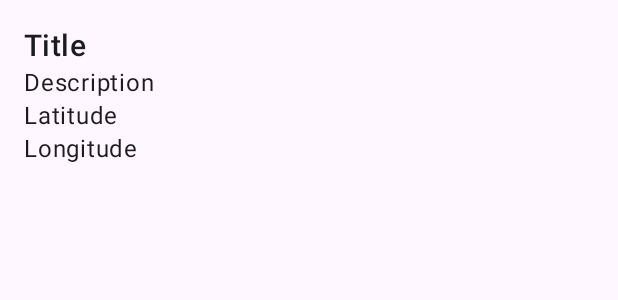
After one commit to Deyuhnat/CleanApp, an Android app: the layout marker_item.xml on its own in the app's theme, with its tools: preview values and no code run, on a phone screen of 412 x 824 dp. The commit adds this screen. Shown: the top 300 px of the screen. Run offline under Robolectric (Android 15) with nearby library versions, the phone set to English and light mode, and no system bars.

Commit message:
ListMarker_navbar

```diff
--- a/app/build.gradle.kts
+++ b/app/build.gradle.kts
@@ -49,7 +49,7 @@ dependencies {
     implementation ("com.google.firebase:firebase-messaging:23.4.0")
     implementation("com.google.firebase:firebase-firestore:24.10.0")
     implementation ("com.google.firebase:firebase-firestore")
-
+    implementation ("androidx.recyclerview:recyclerview:1.2.1")
 
     testImplementation("junit:junit:4.13.2")
     androidTestImplementation("androidx.test.ext:junit:1.1.5")
--- /dev/null
+++ b/app/src/main/res/layout/marker_item.xml
@@ -0,0 +1,39 @@
+<?xml version="1.0" encoding="utf-8"?>
+<LinearLayout xmlns:android="http://schemas.android.com/apk/res/android"
+    android:layout_width="match_parent"
+    android:layout_height="wrap_content"
+    android:orientation="vertical"
+    android:padding="16dp">
+
+    <!-- TextView for Title -->
+    <TextView
+        android:id="@+id/marker_title"
+        android:layout_width="match_parent"
+        android:layout_height="wrap_content"
+        android:textAppearance="?attr/textAppearanceHeadline6"
+        android:text="Title" />
+
+    <!-- TextView for Description -->
+    <TextView
+        android:id="@+id/marker_description"
+        android:layout_width="match_parent"
+        android:layout_height="wrap_content"
+        android:textAppearance="?attr/textAppearanceBody1"
+        android:text="Description" />
+
+    <!-- TextView for Latitude -->
+    <TextView
+        android:id="@+id/marker_latitude"
+        android:layout_width="match_parent"
+        android:layout_height="wrap_content"
+        android:textAppearance="?attr/textAppearanceBody1"
+        android:text="Latitude" />
+
+    <!-- TextView for Longitude -->
+    <TextView
+        android:id="@+id/marker_longitude"
+        android:layout_width="match_parent"
+        android:layout_height="wrap_content"
+        android:textAppearance="?attr/textAppearanceBody1"
+        android:text="Longitude" />
+</LinearLayout>
--- a/app/src/main/res/values/strings.xml
+++ b/app/src/main/res/values/strings.xml
@@ -13,4 +13,6 @@
     <string name="Click_to_register">Click to register</string>
     <string name="logout">Logout</string>
     <string name="map">Map</string>
+    <string name="title_marker_list_activity" />
+    <string name="title_site_detail_activity" />
 </resources>
```
Also changed, not shown: app/src/main/AndroidManifest.xml (+12 -6 lines), app/src/main/java/com/example/cleanproject/MapsActivity.java (+32 -8 lines), app/src/main/java/com/example/cleanproject/MarkerAdapter.java (added, +57 -0 lines), app/src/main/java/com/example/cleanproject/MarkerItem.java (added, +31 -0 lines), app/src/main/java/com/example/cleanproject/MarkerListActivity.java (added, +58 -0 lines), app/src/main/res/layout/activity_maps.xml (+11 -1 lines), app/src/main/res/layout/activity_marker_list.xml (added, +20 -0 lines), app/src/main/res/menu/bottom_nav_menu.xml (added, +16 -0 lines), app/src/main/res/drawable/create.png (added), app/src/main/res/drawable/home.png (added), app/src/main/res/drawable/profile.png (added).
